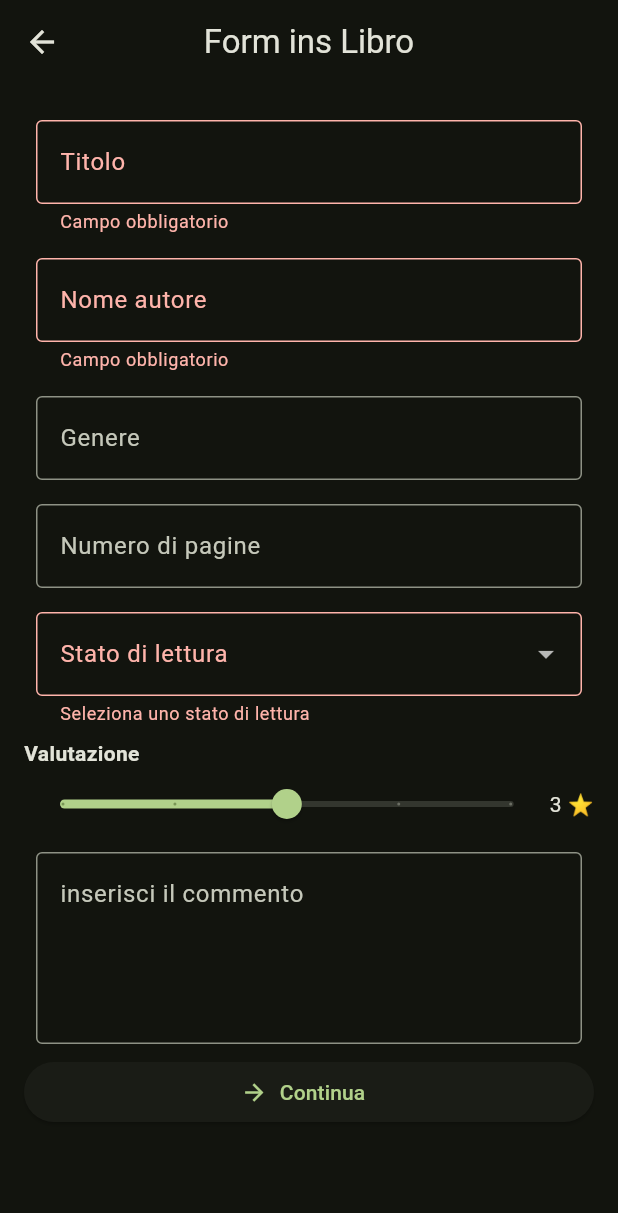
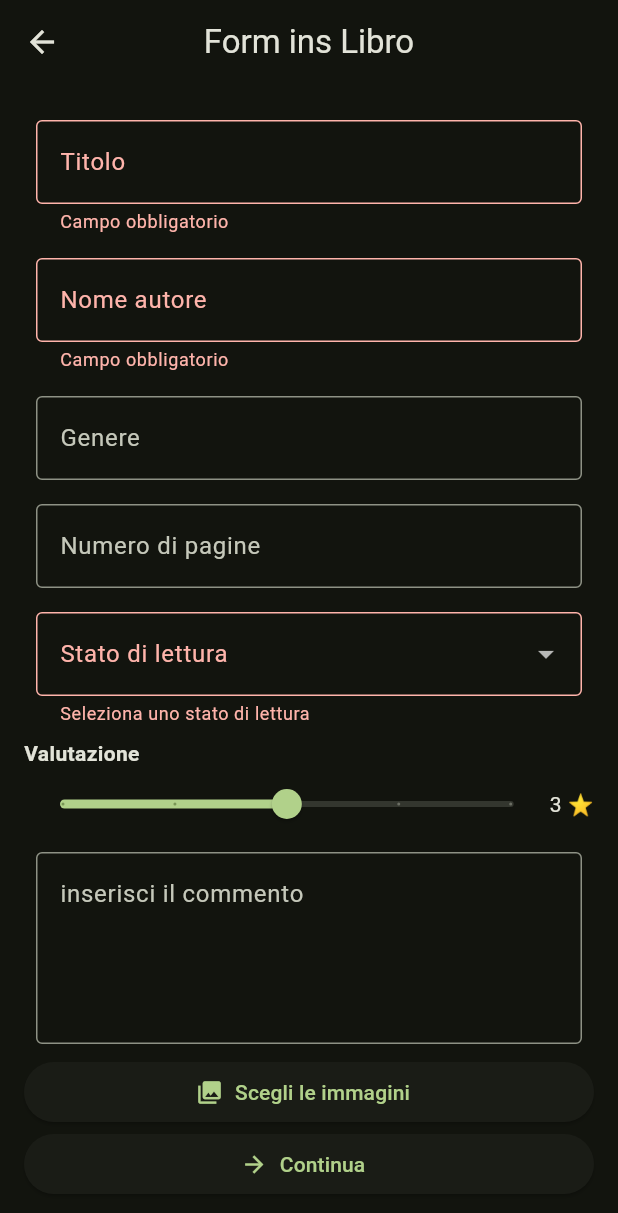
Before and after one commit to Sebasdnv/sebastian_diaz_supabase, a Flutter app: the AddBookView screen opened directly, after a tap on "Continua", on a phone screen of 412 x 824 dp. Shown: the top 1213 px of the screen. Run offline on Flutter 3.47's test engine with Material 3 defaults, Android fonts, the phone set to English and light mode, and no system bars; our stand-ins replace file_picker, flutter_dotenv, image_picker, supabase_flutter; accounts and stored records are empty.

Commit message:
inserimento immagini e caricate su db supabase

```diff
--- /dev/null
+++ b/lib/core/storage_service.dart
@@ -0,0 +1,20 @@
+import 'dart:io';
+
+import 'package:path/path.dart';
+import 'package:supabase_flutter/supabase_flutter.dart';
+
+class StorageService {
+  final SupabaseClient _client = Supabase.instance.client;
+  final String bucket = 'media';
+
+  //* metodo caricamento immagini
+  Future<String> uploadImage(File imageFile, String bookId) async{
+    final fileName = '${DateTime.now().microsecondsSinceEpoch}_${basename(imageFile.path)}';
+    final filePath = '$bookId/$fileName';
+
+    final storageResponse = await _client.storage.from(bucket).upload(filePath, imageFile);
+
+    final publicUrl = _client.storage.from(bucket).getPublicUrl(filePath);
+    return publicUrl;
+  }
+}
--- a/lib/views/add_book_view.dart
+++ b/lib/views/add_book_view.dart
@@ -1,5 +1,11 @@
+import 'dart:io';
+
+import 'package:file_picker/file_picker.dart';
 import 'package:flutter/material.dart';
 import 'package:provider/provider.dart';
+import 'package:sebastian_diaz_supabase/core/book_image_service.dart';
+import 'package:sebastian_diaz_supabase/core/storage_service.dart';
+import 'package:sebastian_diaz_supabase/models/book_image.dart';
 import 'package:sebastian_diaz_supabase/models/book_model.dart';
 import 'package:sebastian_diaz_supabase/viewmodel/book_view_model.dart';
 import 'package:supabase_flutter/supabase_flutter.dart';
@@ -36,6 +42,7 @@
   BookStatus? _selectedStatus;
   double _rating = 3.0;
   final _commentController = TextEditingController();
+  List<File> _selectedImages = [];
 
   @override
   void dispose() {
@@ -74,6 +81,26 @@
           context,
           listen: false,
         ).addBook(newBook);
+
+        if (_selectedImages.isNotEmpty) {
+          final storageService = StorageService();
+          final imageService = BookImageService();
+          for (final imageFile in _selectedImages) {
+            final imageUrl = await storageService.uploadImage(
+              imageFile,
+              newBook.id,
+            );
+
+            final bookImage = BookImage(
+              id: const Uuid().v4(),
+              bookId: newBook.id,
+              imageUrl: imageUrl,
+            );
+
+            await imageService.createBookImage(bookImage);
+          }
+        }
+
         if (context.mounted) {
           Navigator.pop(context);
           ScaffoldMessenger.of(context).showSnackBar(
@@ -83,9 +110,23 @@
       } catch (e) {
         print("Errore nel salvataggio del libro: $e");
         ScaffoldMessenger.of(context).showSnackBar(
-            SnackBar(content: Text("Errore nel salvataggio del libro")),
+          SnackBar(content: Text("Errore nel salvataggio del libro")),
         );
       }
+    }
+  }
+
+  //* metodo caricamento immagini
+  Future<void> _pickMultipleImages() async {
+    final result = await FilePicker.platform.pickFiles(
+      type: FileType.image,
+      allowMultiple: true,
+    );
+
+    if (result != null) {
+      setState(() {
+        _selectedImages = result.paths.map((path) => File(path!)).toList();
+      });
     }
   }
 
@@ -223,6 +264,25 @@
               ),
 
               ElevatedButton.icon(
+                onPressed: _pickMultipleImages,
+                label: Text("Scegli le immagini"),
+                icon: Icon(Icons.photo_library),
+              ),
+              if (_selectedImages.isNotEmpty)
+                Wrap(
+                  spacing: 8,
+                  runSpacing: 8,
+                  children: _selectedImages.map((img) {
+                    return Image.file(
+                      img,
+                      width: 80,
+                      height: 80,
+                      fit: BoxFit.cover,
+                    );
+                  }).toList(),
+                ),
+
+              ElevatedButton.icon(
                 onPressed: _submitForm,
                 icon: Icon(Icons.arrow_forward),
                 label: Text("Continua"),
--- a/pubspec.yaml
+++ b/pubspec.yaml
@@ -40,6 +40,8 @@
   image_picker: ^1.2.1
   intl: ^0.20.2
   uuid: ^4.5.3
+  file_picker: ^10.3.10
+  path: ^1.9.1
 
 dev_dependencies:
   flutter_test:
```
Also changed, not shown: pubspec.lock, 1 other file.
